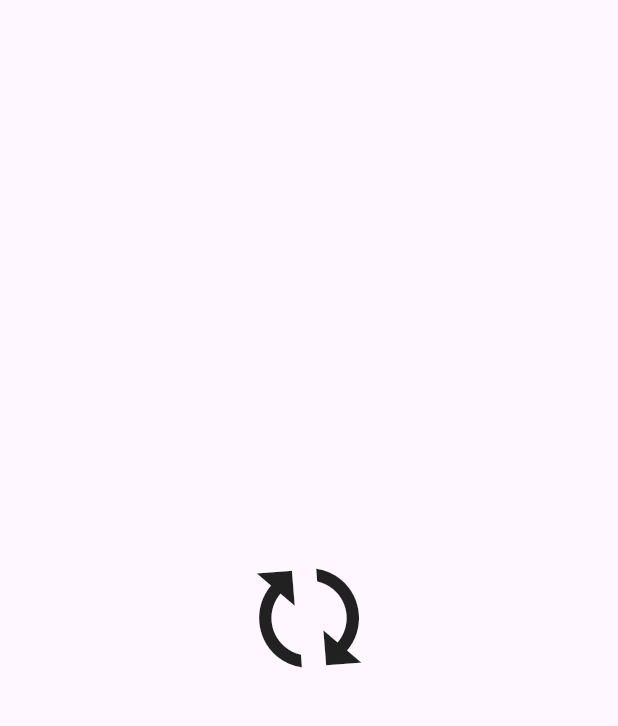
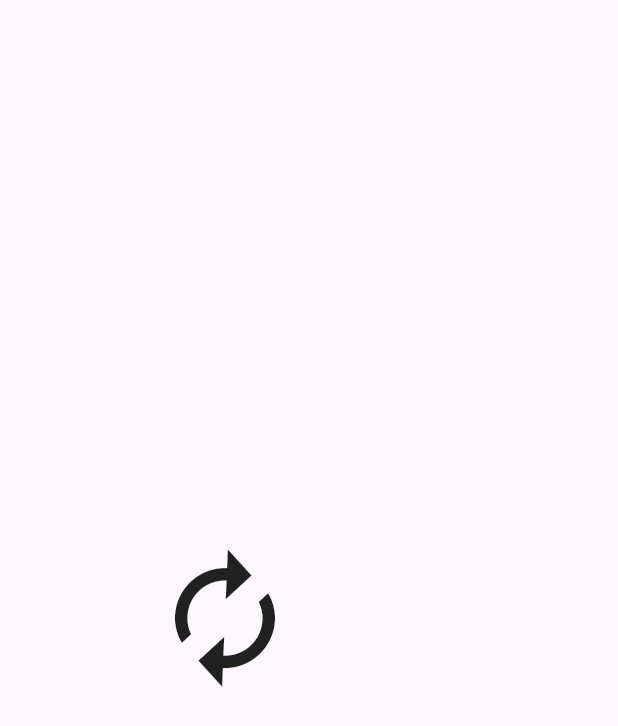
Before and after one commit to bruhmoment654/animation_example, a Flutter app: the screen it shows after launch, on a phone screen of 412 x 824 dp. Shown: the top 726 px of the screen. Run offline on Flutter 3.47's test engine with Material 3 defaults, Android fonts, the light colour scheme and no system bars.

Commit message:
feat: staggered animation

```diff
--- a/lib/animation.dart
+++ b/lib/animation.dart
@@ -11,33 +11,60 @@ class ArrowAnimatationWidget extends StatefulWidget {
 
 class _ArrowAnimatationWidgetState extends State<ArrowAnimatationWidget>
     with SingleTickerProviderStateMixin {
-  late final Animation<double> animation;
+  late final AnimationController controller;
+  late final Animation<double> rotateAnimation;
+  late final Animation<double> moveAnimation;
 
   @override
   void initState() {
     super.initState();
 
-    final controller = AnimationController(vsync: this)
+    controller = AnimationController(vsync: this)
       ..repeat(
-        period: const Duration(seconds: 1),
+        period: const Duration(seconds: 2),
+        reverse: true
       );
 
-    animation = CurvedAnimation(parent: controller, curve:  const Cubic(.18,-1.06,0,.43));
+    rotateAnimation = CurvedAnimation(
+        parent: controller, curve: Curves.easeInOutQuart);
 
+    moveAnimation = Tween<double>(
+      begin: 100,
+      end: 200,
+    ).animate(
+      CurvedAnimation(
+        parent: controller,
+        curve: const Interval(0.4, 0.6, curve: Curves.easeInOutQuart),
+      ),
+    );
+  }
+
+  @override
+  void dispose() {
+    controller.dispose();
+    super.dispose();
   }
 
   @override
   Widget build(BuildContext context) {
     return Center(
-      child: AnimatedBuilder(
-        animation: animation,
-        builder: (_, __) => Transform.rotate(
-          angle: math.pi * animation.value * 2,
-          child: const Icon(
-            Icons.autorenew,
-            size: 100,
+      child: Stack(
+        alignment: Alignment.center,
+        children: [
+          AnimatedBuilder(
+            animation: controller,
+            builder: (_, __) => Positioned(
+              left: moveAnimation.value,
+              child: Transform.rotate(
+                angle: math.pi * rotateAnimation.value * 2,
+                child: const Icon(
+                  Icons.autorenew,
+                  size: 100,
+                ),
+              ),
+            ),
           ),
-        ),
+        ],
       ),
     );
   }
```
